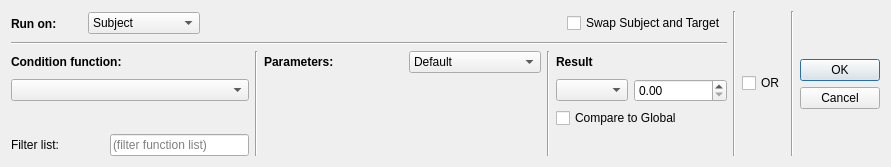
First picture: the form in native/src/DovahKitQtCustomWidgets/widgets/widget-dialogs/DKConditionEditDialog.ui, repository DavidJCobb/DovahKit, before the edit.
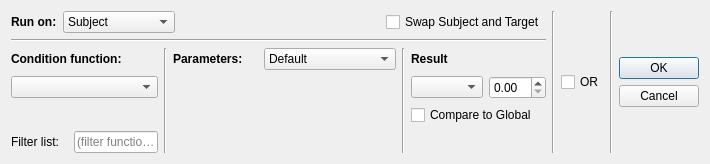
Second picture: the form after the edit. The open tabs and pages were chosen to show the change. Custom widgets are drawn as their Qt base class.

Commit message: Critical backend and frontend fixes w.r.t conditions; PACK UI

What changed in the file:
```diff
--- a/native/src/DovahKitQtCustomWidgets/widgets/widget-dialogs/DKConditionEditDialog.ui
+++ b/native/src/DovahKitQtCustomWidgets/widgets/widget-dialogs/DKConditionEditDialog.ui
@@ -2,14 +2,6 @@
 <ui version="4.0">
  <class>DKConditionEditDialog</class>
  <widget class="QDialog" name="DKConditionEditDialog">
-  <property name="geometry">
-   <rect>
-    <x>0</x>
-    <y>0</y>
-    <width>891</width>
-    <height>167</height>
-   </rect>
-  </property>
   <property name="windowTitle">
    <string>Condition</string>
   </property>
@@ -22,7 +14,7 @@
     </widget>
    </item>
    <item row="0" column="0" colspan="4">
-    <layout class="QGridLayout" name="layoutRunOn" columnstretch="1,1,1,4,1">
+    <layout class="QGridLayout" name="layoutRunOn" columnstretch="0,1,2,1,0">
      <item row="0" column="3">
       <spacer name="horizontalSpacer_2">
        <property name="orientation">
@@ -145,6 +137,19 @@
            </property>
           </widget>
          </item>
+         <item row="0" column="1">
+          <spacer name="horizontalSpacer">
+           <property name="orientation">
+            <enum>Qt::Horizontal</enum>
+           </property>
+           <property name="sizeHint" stdset="0">
+            <size>
+             <width>0</width>
+             <height>0</height>
+            </size>
+           </property>
+          </spacer>
+         </item>
         </layout>
        </widget>
       </widget>
@@ -401,16 +406,16 @@
   </layout>
  </widget>
  <customwidgets>
-  <customwidget>
-   <class>DKCompactObjectReferencePicker</class>
-   <extends>QWidget</extends>
-   <header>widgets/DKCompactObjectReferencePicker.h</header>
-  </customwidget>
   <customwidget>
    <class>DKFormPicker</class>
    <extends>QWidget</extends>
    <header>widgets/DKFormPicker.h</header>
   </customwidget>
+  <customwidget>
+   <class>DKCompactObjectReferencePicker</class>
+   <extends>QWidget</extends>
+   <header>widgets/DKCompactObjectReferencePicker.h</header>
+  </customwidget>
  </customwidgets>
  <tabstops>
   <tabstop>runOn</tabstop>
```
Left out of the diff: 3 changed lines with no effect on the pictures. The commit also changes 19 other files.
